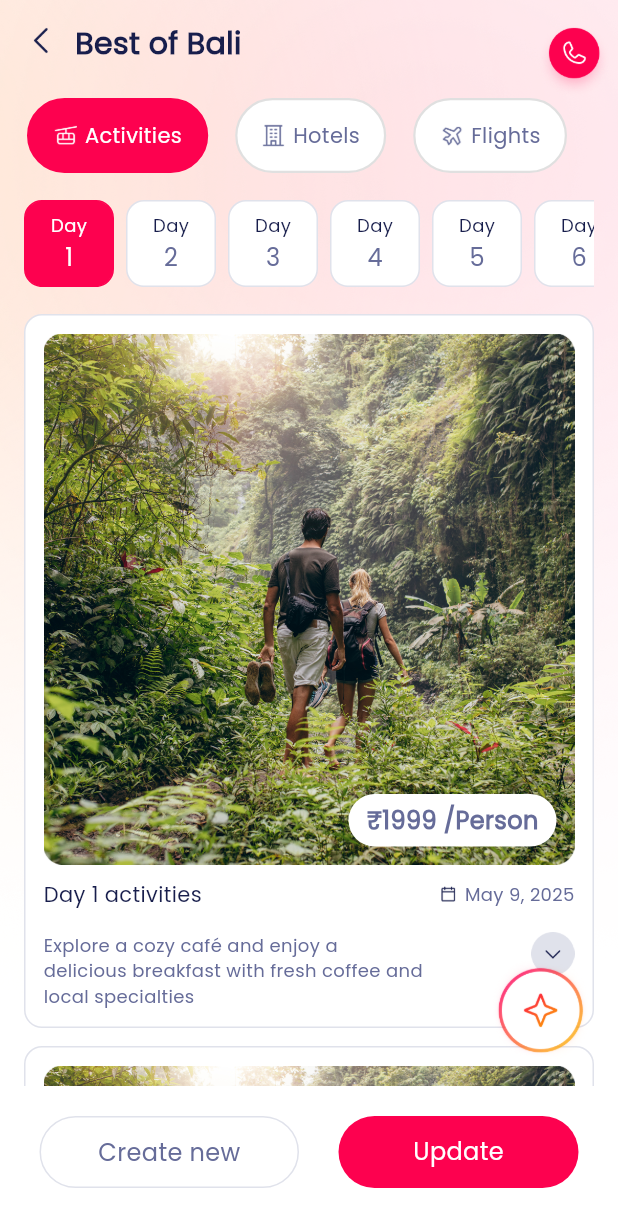
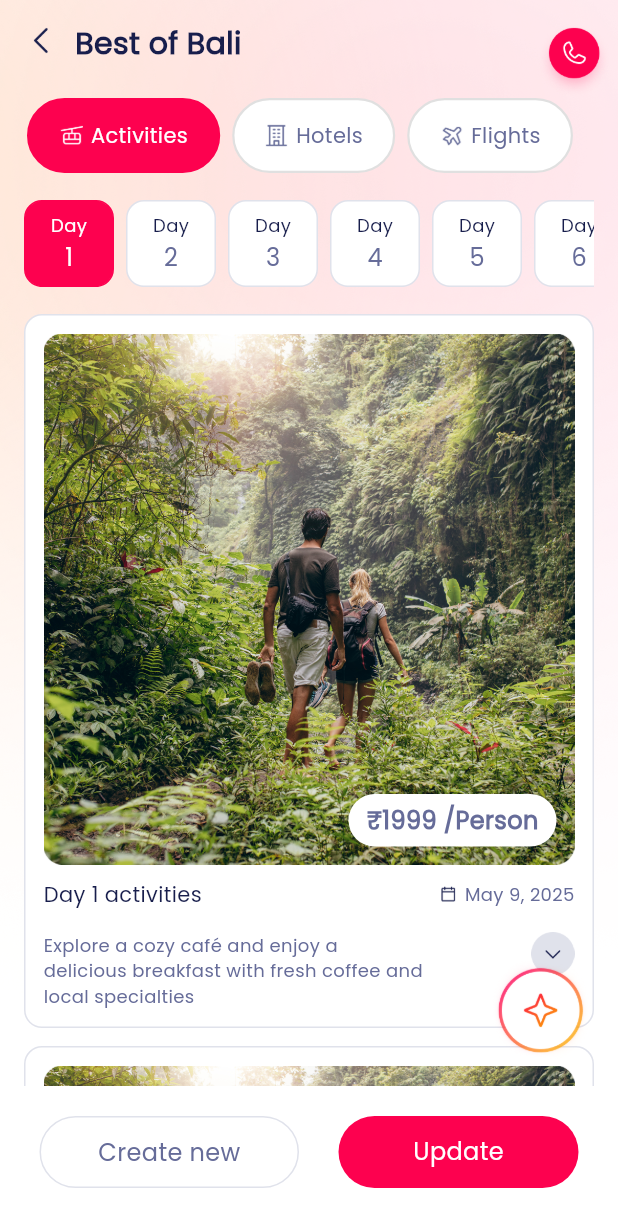
Before and after one commit to ImranKWork/30_sundays, a Flutter app: the Activities screen opened directly, on a phone screen of 412 x 824 dp. Shown: the top 1227 px of the screen. Run offline on Flutter 3.47's test engine with Material 3 defaults, Android fonts, the phone set to English and light mode, and no system bars; our stand-ins replace carousel_slider, dotted_border, file_picker, get, google_fonts, image_picker and 1 more.

Commit message:
create ui

```diff
--- a/lib/modules/home/activities.dart
+++ b/lib/modules/home/activities.dart
@@ -62,6 +62,7 @@ class _ActivitiesState extends State<Activities> {
                 SizedBox(
                   height: 50,
                   child: ListView.builder(
+                    padding: EdgeInsets.only(left: 6),
                     scrollDirection: Axis.horizontal,
                     physics: NeverScrollableScrollPhysics(),
                     itemCount: locations.length,
@@ -76,9 +77,12 @@ class _ActivitiesState extends State<Activities> {
                           });
                         },
                         child: Container(
-                          margin: EdgeInsets.only(left: 18),
+                          margin: EdgeInsets.only(
+                            left: index == 0 ? 12 : 8,
+                            right: index == locations.length - 1 ? 12 : 0,
+                          ),
                           padding: EdgeInsets.symmetric(
-                            horizontal: 16,
+                            horizontal: 20,
                             vertical: 10,
                           ),
                           decoration: BoxDecoration(
--- a/lib/modules/home/customize_screen.dart
+++ b/lib/modules/home/customize_screen.dart
@@ -404,7 +404,7 @@ class _CustomizeScreenState extends State<CustomizeScreen> {
                                       padding: const EdgeInsets.only(
                                         top: 12,
                                         left: 16,
-                                        right: 16,
+                                        right: 8,
                                       ),
                                       decoration: BoxDecoration(
                                         color: AppColors.white,
@@ -495,7 +495,6 @@ class _CustomizeScreenState extends State<CustomizeScreen> {
                                                 width: 20,
                                                 height: 20,
                                               ),
-                                              const SizedBox(width: 10),
                                             ],
                                           ),
                                           SizedBox(height: 10),
--- a/lib/modules/trips/where_to_eat.dart
+++ b/lib/modules/trips/where_to_eat.dart
@@ -71,10 +71,11 @@ class _WhereToEatState extends State<WhereToEat> {
                   ),
                 ),
                 SizedBox(
-                  height: 43,
+                  height: 40,
                   child: ListView.builder(
                     scrollDirection: Axis.horizontal,
                     itemCount: locations.length,
+                    padding: EdgeInsets.only(left: 12, right: 12),
                     itemBuilder: (context, index) {
                       final location = locations[index];
                       final isSelected = index == selectedIndex;
@@ -292,7 +293,7 @@ class _WhereToEatState extends State<WhereToEat> {
                                       ),
                                     ],
                                   ),
-                                  SizedBox(height: 8),
+                                  SizedBox(height: 4),
                                   Row(
                                     children: [
                                       Text(
```
Also changed, not shown: lib/modules/trips/all_trips.dart (+55 -41 lines), lib/modules/trips/your_documents.dart (+16 -5 lines), assets/images/shop.png (added).
